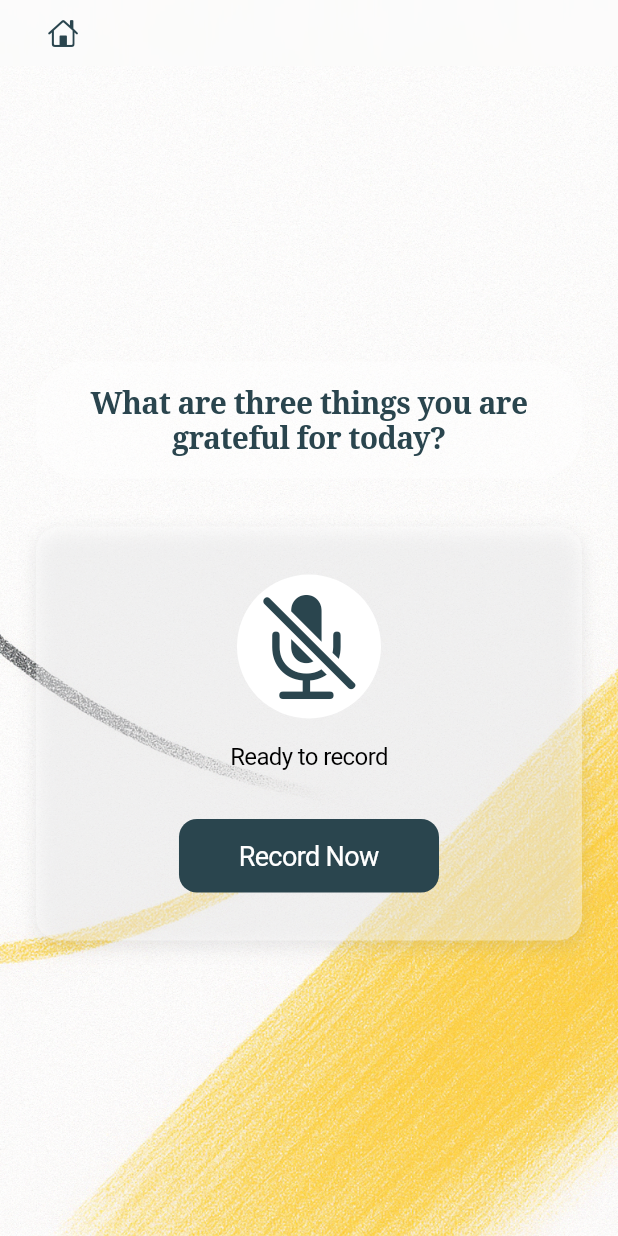
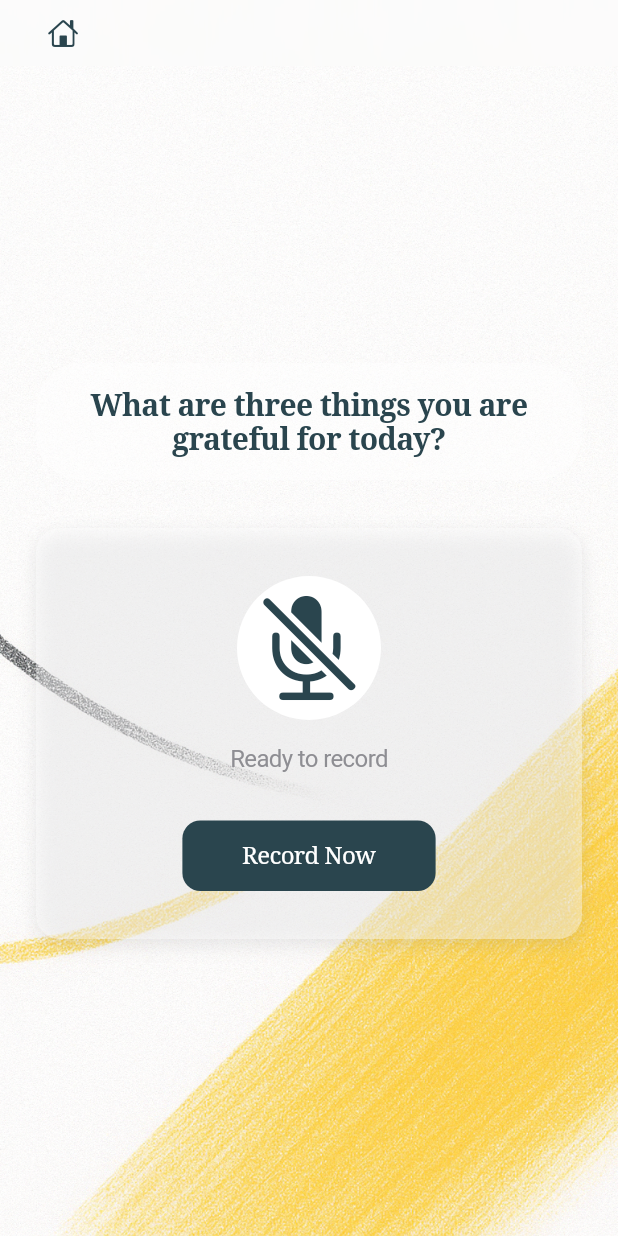
Before and after one commit to NicolasRoever/voice_memo_app, a Flutter app: the RecorderScreen screen opened by its route, on a phone screen of 412 x 824 dp. Run offline on Flutter 3.47's test engine with Material 3 defaults, Android fonts, the light colour scheme and no system bars; our stand-ins replace flutter_dotenv, flutter_riverpod, go_router, google_fonts, just_audio, shared_preferences and 2 more; missing offline and left inert: record; accounts and stored records are empty.

Commit message:
Minor design changes.

```diff
--- a/lib/main.dart
+++ b/lib/main.dart
@@ -5,7 +5,6 @@ import 'package:flutter_dotenv/flutter_dotenv.dart';
 import 'package:supabase_flutter/supabase_flutter.dart';
 import 'routing/router.dart';
 import 'data/services/shared_preferences_service.dart';
-import 'ui/core/theme/app_theme.dart';
 
 
 void main() async {
@@ -42,8 +41,7 @@ class MyApp extends ConsumerWidget {
 
     return CupertinoApp.router(
       routerConfig: router,
-      title: 'Voice Memo',
-      theme: AppTheme.light,
+      title: 'Voice Memo'
     );
   }
 }
--- a/lib/ui/core/theme/app_theme.dart
+++ /dev/null
@@ -1,12 +0,0 @@
-import 'package:flutter/cupertino.dart';
-import 'app_colors.dart';
-
-class AppTheme {
-  static CupertinoThemeData get light => CupertinoThemeData(
-        brightness: Brightness.light,
-        primaryColor: AppColors.primary,
-        scaffoldBackgroundColor: AppColors.background,
-        textTheme: CupertinoTextThemeData(
-        ),
-      );
-}
--- a/lib/ui/core/theme/app_typography.dart
+++ b/lib/ui/core/theme/app_typography.dart
@@ -15,6 +15,12 @@ class AppTypography {
     color: AppColors.primary,
   );
 
+  static final TextStyle buttonText = GoogleFonts.notoSerif(
+    fontSize: 16,
+    fontWeight: FontWeight.w500,
+    color: CupertinoColors.white,
+  );
+
   static const TextStyle subtitle = TextStyle(
   fontSize: 16,
   fontWeight: FontWeight.w400,
--- a/lib/ui/recording_screen/view/recording_screen_view.dart
+++ b/lib/ui/recording_screen/view/recording_screen_view.dart
@@ -39,7 +39,7 @@ class RecorderScreen extends ConsumerWidget {
             leading: CupertinoButton(
               padding: const EdgeInsets.only(left: 8),
               onPressed: () => context.pop(),
-              child: const Icon(CupertinoIcons.home),
+              child: const Icon(CupertinoIcons.home, color: AppColors.primary),
             ),
           ),
           child: SafeArea(
@@ -108,7 +108,7 @@ class RecorderScreen extends ConsumerWidget {
                                       : memo != null
                                           ? 'Recording saved!'
                                           : 'Ready to record',
-                                  style: const TextStyle(fontSize: 16),
+                                  style: AppTypography.subtitle,
                                   textAlign: TextAlign.center,
                                 ),
                               ],
@@ -117,7 +117,8 @@ class RecorderScreen extends ConsumerWidget {
                             error: (e, _) => Text('Error: $e'),
                           ),
                           const SizedBox(height: 32),
-                          CupertinoButton.filled(
+                          CupertinoButton(
+                            color: AppColors.primary,
                             onPressed: () async {
                               if (viewModel.isRecording) {
                                 await viewModel.stopRecording();
@@ -128,7 +129,7 @@ class RecorderScreen extends ConsumerWidget {
                             padding: const EdgeInsets.symmetric(horizontal: 40, vertical: 14),
                             child: Text(
                               viewModel.isRecording ? 'Stop' : 'Record Now',
-                              style: const TextStyle(fontSize: 18),
+                              style: AppTypography.buttonText,
                             ),
                           ),
                         ],
```
Also changed, not shown: lib/ui/home_screen/widgets/home_screen.dart (+6 -4 lines), lib/ui/onboarding_screen/widgets/user_auth_view.dart (+5 -4 lines).
